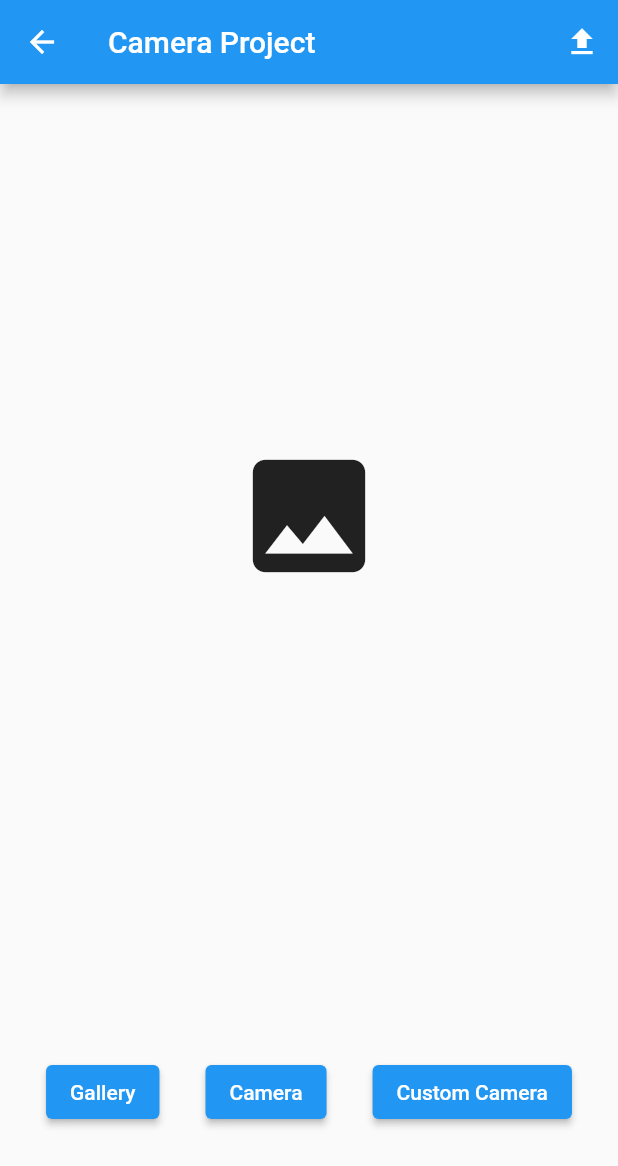
After one commit to twentiecker/story-app-flutter, a Flutter app: the HomePage screen opened directly, after a tap on the "upload" icon, on a phone screen of 412 x 824 dp. The commit adds this screen. Shown: the top 1166 px of the screen. Run offline on Flutter 3.47's test engine with Material 2 defaults, Android fonts, the phone set to English and light mode, and no system bars; our stand-ins replace cached_network_image, camera, email_validator, google_fonts, image_picker, jiffy and 1 more; accounts and stored records are empty.

Commit message:
Kriteria Tambah Cerita

```diff
--- a/lib/db/auth_repository.dart
+++ b/lib/db/auth_repository.dart
@@ -40,6 +40,7 @@ class AuthRepository {
   Future<String> getToken() async {
     final preferences = await SharedPreferences.getInstance();
     final token = preferences.getString(userKey) ?? "";
+    print(token);
     return token;
   }
 
--- /dev/null
+++ b/lib/model/upload_response.dart
@@ -0,0 +1,22 @@
+import 'dart:convert';
+
+/// todo-03-upload-01: create a UploadResponse file
+class UploadResponse {
+  final bool error;
+  final String message;
+
+  UploadResponse({
+    required this.error,
+    required this.message,
+  });
+
+  factory UploadResponse.fromMap(Map<String, dynamic> map) {
+    return UploadResponse(
+      error: map['error'] ?? false,
+      message: map['message'] ?? '',
+    );
+  }
+
+  factory UploadResponse.fromJson(String source) =>
+      UploadResponse.fromMap(json.decode(source));
+}
--- /dev/null
+++ b/lib/provider/home_provider.dart
@@ -0,0 +1,18 @@
+import 'package:camera/camera.dart';
+import 'package:flutter/material.dart';
+
+class HomeProvider extends ChangeNotifier {
+  String? imagePath;
+
+  XFile? imageFile;
+
+  void setImagePath(String? value) {
+    imagePath = value;
+    notifyListeners();
+  }
+
+  void setImageFile(XFile? value) {
+    imageFile = value;
+    notifyListeners();
+  }
+}
--- /dev/null
+++ b/lib/screen/home_screen.dart
@@ -0,0 +1,196 @@
+import 'dart:io';
+
+import 'package:camera/camera.dart';
+import 'package:flutter/foundation.dart';
+import 'package:flutter/material.dart';
+import 'package:image_picker/image_picker.dart';
+import 'package:provider/provider.dart';
+
+import '../provider/home_provider.dart';
+import '../provider/upload_provider.dart';
+import 'camera_screen.dart';
+
+class HomePage extends StatefulWidget {
+  const HomePage({super.key});
+
+  @override
+  State<HomePage> createState() => _HomePageState();
+}
+
+class _HomePageState extends State<HomePage> {
+  @override
+  Widget build(BuildContext context) {
+    return Scaffold(
+      appBar: AppBar(
+        title: const Text("Camera Project"),
+        actions: [
+          IconButton(
+            onPressed: () => _onUpload(),
+
+            /// todo-04-after-01: update the widget
+            icon: context.watch<UploadProvider>().isUploading
+                ? const CircularProgressIndicator(
+                    color: Colors.white,
+                  )
+                : const Icon(Icons.upload),
+            tooltip: "Unggah",
+          ),
+        ],
+      ),
+      body: SafeArea(
+        child: Column(
+          crossAxisAlignment: CrossAxisAlignment.stretch,
+          children: [
+            Expanded(
+              flex: 3,
+              child: context.watch<HomeProvider>().imagePath == null
+                  ? const Align(
+                      alignment: Alignment.center,
+                      child: Icon(
+                        Icons.image,
+                        size: 100,
+                      ),
+                    )
+                  : _showImage(),
+            ),
+            Expanded(
+              child: Row(
+                crossAxisAlignment: CrossAxisAlignment.center,
+                mainAxisAlignment: MainAxisAlignment.spaceEvenly,
+                children: [
+                  ElevatedButton(
+                    onPressed: () => _onGalleryView(),
+                    child: const Text("Gallery"),
+                  ),
+                  ElevatedButton(
+                    onPressed: () => _onCameraView(),
+                    child: const Text("Camera"),
+                  ),
+                  ElevatedButton(
+                    onPressed: () => _onCustomCameraView(),
+                    child: const Text("Custom Camera"),
+                  ),
+                ],
+              ),
+            )
+          ],
+        ),
+      ),
+    );
+  }
+
+  _onUpload() async {
+    final ScaffoldMessengerState scaffoldMessengerState =
+        ScaffoldMessenger.of(context);
+    final uploadProvider = context.read<UploadProvider>();
+
+    /// todo-02-prepare-01: check image is ready or not
+    final homeProvider = context.read<HomeProvider>();
+    final imagePath = homeProvider.imagePath;
+    final imageFile = homeProvider.imageFile;
+    if (imagePath == null || imageFile == null) return;
+
+    /// todo-02-prepare-02: prepare a document variabel to upload
+    final fileName = imageFile.name;
+    final bytes = await imageFile.readAsBytes();
+
+    /// todo-05-compress-03: compress an image before upload
+    final newBytes = await uploadProvider.compressImage(bytes);
+
+    /// todo-03-upload-07: upload the document
+    /// todo-05-compress-04: change the variable byte
+    await uploadProvider.upload(
+      newBytes,
+      // bytes,
+      fileName,
+      "Ini adalah deskripsi gambar dari twentiecker",
+    );
+
+    /// todo-04-after-02: remove the image
+    if (uploadProvider.uploadResponse != null) {
+      homeProvider.setImageFile(null);
+      homeProvider.setImagePath(null);
+    }
+
+    /// todo-04-after-03: show the message
+    scaffoldMessengerState.showSnackBar(
+      SnackBar(content: Text(uploadProvider.message)),
+    );
+  }
+
+  _onGalleryView() async {
+    final provider = context.read<HomeProvider>();
+
+    final isMacOS = defaultTargetPlatform == TargetPlatform.macOS;
+    final isLinux = defaultTargetPlatform == TargetPlatform.linux;
+    if (isMacOS || isLinux) return;
+
+    final picker = ImagePicker();
+
+    final pickedFile = await picker.pickImage(
+      source: ImageSource.gallery,
+    );
+
+    if (pickedFile != null) {
+      provider.setImageFile(pickedFile);
+      provider.setImagePath(pickedFile.path);
+    }
+  }
+
+  _onCameraView() async {
+    final provider = context.read<HomeProvider>();
+
+    final isAndroid = defaultTargetPlatform == TargetPlatform.android;
+    final isiOS = defaultTargetPlatform == TargetPlatform.iOS;
+    final isNotMobile = !(isAndroid || isiOS);
+    if (isNotMobile) return;
+
+    final picker = ImagePicker();
+
+    final pickedFile = await picker.pickImage(
+      source: ImageSource.camera,
+    );
+
+    if (pickedFile != null) {
+      provider.setImageFile(pickedFile);
+      provider.setImagePath(pickedFile.path);
+    }
+  }
+
+  _onCustomCameraView() async {
+    final provider = context.read<HomeProvider>();
+    final navigator = Navigator.of(context);
+
+    final isMacOS = defaultTargetPlatform == TargetPlatform.macOS;
+    final isLinux = defaultTargetPlatform == TargetPlatform.linux;
+    if (isMacOS || isLinux) return;
+
+    final cameras = await availableCameras();
+
+    final XFile? resultImageFile = await navigator.push(
+      MaterialPageRoute(
+        builder: (context) => CameraScreen(
+          cameras: cameras,
+        ),
+      ),
+    );
+
+    if (resultImageFile != null) {
+      provider.setImageFile(resultImageFile);
+      provider.setImagePath(resultImageFile.path);
+    }
+  }
+
+  Widget _showImage() {
+    final imagePath = context.read<HomeProvider>().imagePath;
+    return kIsWeb
+        ? Image.network(
+            imagePath.toString(),
+            fit: BoxFit.contain,
+          )
+        : Image.file(
+            File(imagePath.toString()),
+            fit: BoxFit.contain,
+          );
+  }
+}
--- a/pubspec.yaml
+++ b/pubspec.yaml
@@ -42,6 +42,10 @@ dependencies:
   google_fonts: ^5.1.0
   email_validator: ^2.1.17
   jiffy: ^6.2.1
+  camera: ^0.10.5+2
+  image_picker: ^1.0.0
+  image: ^3.2.0
+  # image: ^4.0.17
 
 dev_dependencies:
   flutter_test:
```
Also changed, not shown: lib/api/api_service.dart (+54 -11 lines), lib/main.dart (+48 -16 lines), lib/provider/upload_provider.dart (added, +96 -0 lines), lib/routes/router_delegate.dart (+17 -1 lines), lib/screen/camera_screen.dart (added, +145 -0 lines), lib/screen/quotes_list_screen.dart (+13 -5 lines), pubspec.lock, 1 other file.
